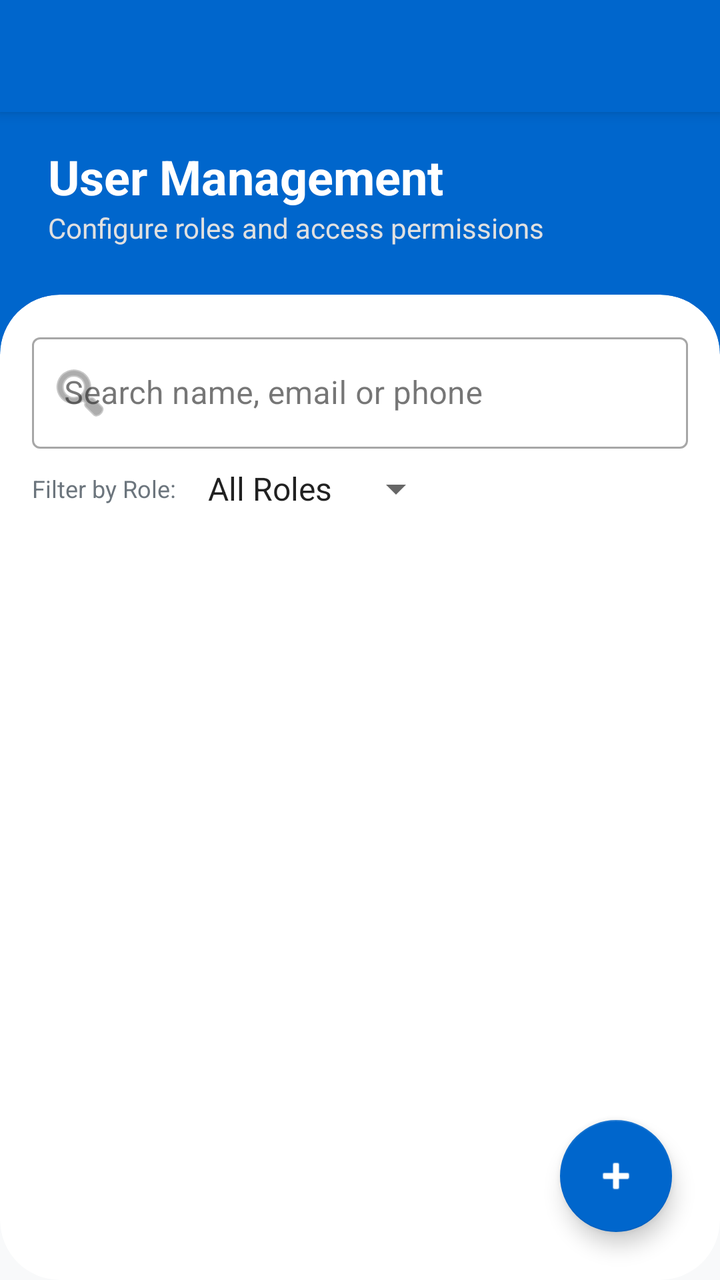
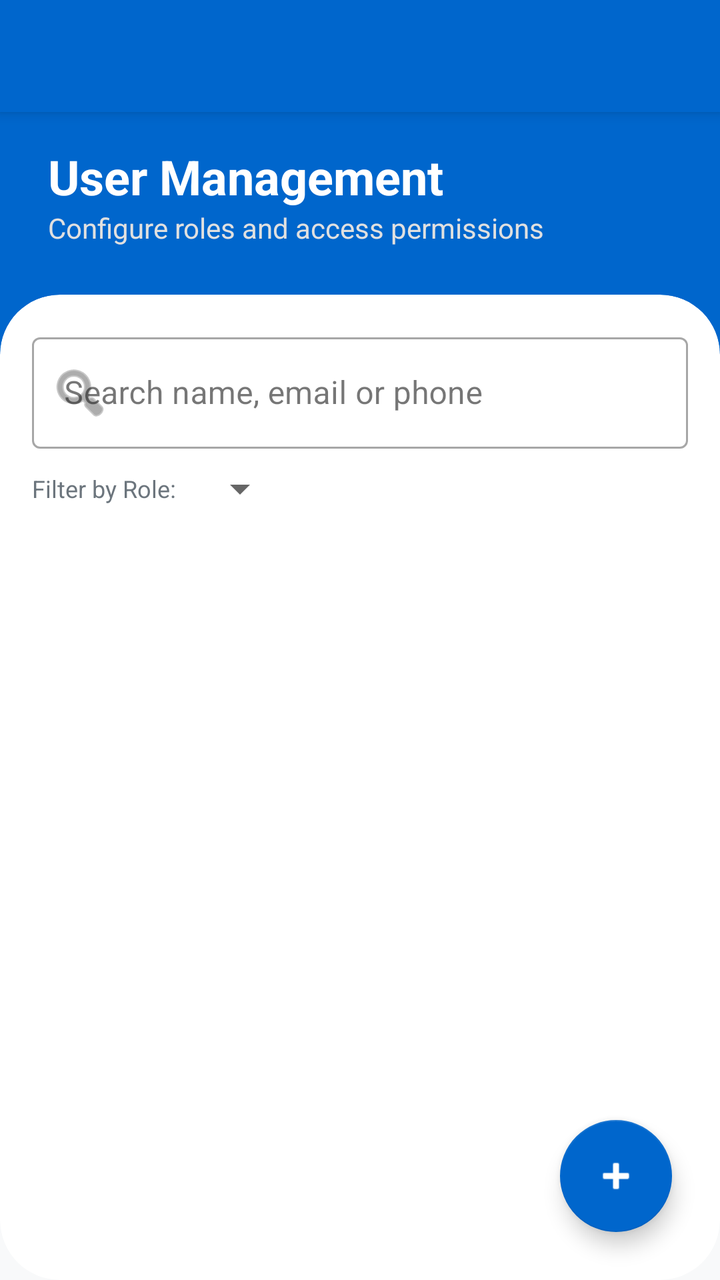

Two renders of the same Android screen: before a commit and after it. Below are the layout's source before the change and the commit's diff.
<!-- AndroidManifest.xml: application theme Theme.MediBook -->
<!-- res/layout/activity_manage_users.xml -->
<?xml version="1.0" encoding="utf-8"?>
<androidx.constraintlayout.widget.ConstraintLayout xmlns:android="http://schemas.android.com/apk/res/android"
    xmlns:app="http://schemas.android.com/apk/res-auto"
    android:layout_width="match_parent"
    android:layout_height="match_parent"
    android:background="@color/background_light">

    
    <View
        android:id="@+id/header_bg"
        android:layout_width="match_parent"
        android:layout_height="180dp"
        android:background="@color/primary_blue"
        app:layout_constraintTop_toTopOf="parent" />

    <include
        layout="@layout/toolbar_main"
        android:layout_width="0dp"
        android:layout_height="wrap_content"
        app:layout_constraintEnd_toEndOf="parent"
        app:layout_constraintStart_toStartOf="parent"
        app:layout_constraintTop_toTopOf="parent" />

    <TextView
        android:id="@+id/tv_title"
        android:layout_width="wrap_content"
        android:layout_height="wrap_content"
        android:layout_marginStart="24dp"
        android:layout_marginTop="16dp"
        android:text="User Management"
        android:textColor="@color/white"
        android:textSize="24sp"
        android:textStyle="bold"
        app:layout_constraintStart_toStartOf="parent"
        app:layout_constraintTop_toBottomOf="@id/toolbar" />

    <TextView
        android:id="@+id/tv_subtitle"
        android:layout_width="wrap_content"
        android:layout_height="wrap_content"
        android:layout_marginStart="24dp"
        android:text="Configure roles and access permissions"
        android:textColor="#E0E0E0"
        android:textSize="14sp"
        app:layout_constraintStart_toStartOf="parent"
        app:layout_constraintTop_toBottomOf="@id/tv_title" />

    
    <androidx.cardview.widget.CardView
        android:layout_width="match_parent"
        android:layout_height="0dp"
        android:layout_marginTop="24dp"
        app:cardCornerRadius="30dp"
        app:cardElevation="0dp"
        app:layout_constraintBottom_toBottomOf="parent"
        app:layout_constraintTop_toBottomOf="@id/tv_subtitle">

        <androidx.constraintlayout.widget.ConstraintLayout
            android:layout_width="match_parent"
            android:layout_height="match_parent"
            android:paddingTop="16dp">

            
            <LinearLayout
                android:id="@+id/filter_section"
                android:layout_width="match_parent"
                android:layout_height="wrap_content"
                android:orientation="vertical"
                android:paddingHorizontal="16dp"
                app:layout_constraintTop_toTopOf="parent">

                <com.google.android.material.textfield.TextInputLayout
                    android:id="@+id/search_layout"
                    style="@style/Widget.MaterialComponents.TextInputLayout.OutlinedBox"
                    android:layout_width="match_parent"
                    android:layout_height="wrap_content"
                    android:hint="Search name, email or phone"
                    app:startIconDrawable="@android:drawable/ic_menu_search">

                    <com.google.android.material.textfield.TextInputEditText
                        android:id="@+id/et_search"
                        android:layout_width="match_parent"
                        android:layout_height="wrap_content"
                        android:inputType="text" />
                </com.google.android.material.textfield.TextInputLayout>

                <LinearLayout
                    android:layout_width="match_parent"
                    android:layout_height="wrap_content"
                    android:layout_marginTop="8dp"
                    android:gravity="center_vertical"
                    android:orientation="horizontal">

                    <TextView
                        android:layout_width="wrap_content"
                        android:layout_height="wrap_content"
                        android:text="Filter by Role:"
                        android:textSize="12sp"
                        android:textColor="@color/text_secondary"/>

                    <Spinner
                        android:id="@+id/role_filter_spinner"
                        android:layout_width="wrap_content"
                        android:layout_height="wrap_content"
                        android:layout_marginStart="8dp"
                        android:entries="@array/user_role_filters" />
                </LinearLayout>

            </LinearLayout>

            <androidx.recyclerview.widget.RecyclerView
                android:id="@+id/users_recycler_view"
                android:layout_width="match_parent"
                android:layout_height="0dp"
                android:layout_marginTop="8dp"
                android:clipToPadding="false"
                android:paddingBottom="80dp"
                app:layout_constraintBottom_toBottomOf="parent"
                app:layout_constraintTop_toBottomOf="@id/filter_section" />

            <LinearLayout
                android:id="@+id/empty_view"
                android:layout_width="wrap_content"
                android:layout_height="wrap_content"
                android:gravity="center"
                android:orientation="vertical"
                android:visibility="gone"
                app:layout_constraintBottom_toBottomOf="parent"
                app:layout_constraintEnd_toEndOf="parent"
                app:layout_constraintStart_toStartOf="parent"
                app:layout_constraintTop_toTopOf="parent">

                <ImageView
                    android:layout_width="120dp"
                    android:layout_height="120dp"
                    android:alpha="0.2"
                    android:src="@drawable/ic_patient" />

                <TextView
                    android:layout_width="wrap_content"
                    android:layout_height="wrap_content"
                    android:layout_marginTop="16dp"
                    android:alpha="0.5"
                    android:text="No users found"
                    android:textSize="16sp" />
            </LinearLayout>

            <ProgressBar
                android:id="@+id/loading_progress"
                android:layout_width="wrap_content"
                android:layout_height="wrap_content"
                android:visibility="gone"
                app:layout_constraintBottom_toBottomOf="parent"
                app:layout_constraintEnd_toEndOf="parent"
                app:layout_constraintStart_toStartOf="parent"
                app:layout_constraintTop_toTopOf="parent" />

        </androidx.constraintlayout.widget.ConstraintLayout>

    </androidx.cardview.widget.CardView>

    <com.google.android.material.floatingactionbutton.FloatingActionButton
        android:id="@+id/fab_add_user"
        android:layout_width="wrap_content"
        android:layout_height="wrap_content"
        android:layout_margin="24dp"
        android:src="@android:drawable/ic_input_add"
        app:layout_constraintBottom_toBottomOf="parent"
        app:layout_constraintEnd_toEndOf="parent"
        app:tint="@color/white"
        app:backgroundTint="@color/primary_blue" />

</androidx.constraintlayout.widget.ConstraintLayout>
<!-- res/layout/toolbar_main.xml (included above) -->
<?xml version="1.0" encoding="utf-8"?>
<androidx.appcompat.widget.Toolbar xmlns:android="http://schemas.android.com/apk/res/android"
    xmlns:app="http://schemas.android.com/apk/res-auto"
    android:id="@+id/toolbar"
    android:layout_width="match_parent"
    android:layout_height="?attr/actionBarSize"
    android:background="@color/primary_blue"
    android:elevation="4dp"
    android:theme="@style/ThemeOverlay.AppCompat.Dark.ActionBar"
    app:popupTheme="@style/ThemeOverlay.AppCompat.Light"
    app:titleTextColor="@color/white" />
<!-- resources referenced by this layout -->
<resources>
  <string-array name="user_role_filters">
      <item>All Roles</item>
      <item>Admin</item>
      <item>Doctor</item>
      <item>Patient</item>
    </string-array>
  <color name="background_light">#F8F9FA</color>
  <color name="primary_blue">#0066CC</color>
  <color name="text_secondary">#6C757D</color>
  <color name="white">#FFFFFFFF</color>
  <!-- drawable ic_patient (drawable) -->
  <vector xmlns:android="http://schemas.android.com/apk/res/android"
      android:width="24dp"
      android:height="24dp"
      android:viewportWidth="24"
      android:viewportHeight="24">
      <path
          android:fillColor="#000000"
          android:pathData="M12,12c2.21,0 4,-1.79 4,-4s-1.79,-4 -4,-4 -4,1.79 -4,4 1.79,4 4,4zM12,14c-2.67,0 -8,1.34 -8,4v2h16v-2c0,-2.66 -5.33,-4 -8,-4z" />
  </vector>
  <style name="Theme.MediBook" parent="Theme.MaterialComponents.Light.NoActionBar">
          
          <item name="colorPrimary">@color/primary_blue</item>
          <item name="colorPrimaryVariant">@color/primary_dark</item>
          <item name="colorOnPrimary">@color/white</item>
          
          
          <item name="colorSecondary">@color/teal_200</item>
          <item name="colorSecondaryVariant">@color/teal_700</item>
          <item name="colorOnSecondary">@color/black</item>
          
          
          <item name="android:statusBarColor">@color/primary_dark</item>
          <item name="android:windowLightStatusBar" tools:targetApi="m">true</item>
          
          
          <item name="android:windowBackground">@color/background_light</item>
          <item name="colorSurface">@color/surface</item>
          <item name="colorOnSurface">@color/text_dark</item>
      </style>
  <color name="primary_dark">#004C99</color>
  <color name="teal_200">#FF03DAC5</color>
  <color name="teal_700">#FF018786</color>
  <color name="black">#FF000000</color>
  <color name="surface">#FFFFFF</color>
  <color name="text_dark">#1A1A1A</color>
</resources>

<!-- the commit's change to res/layout/activity_manage_users.xml (unified diff, before → after) -->
@@ -1,174 +1,53 @@
 <?xml version="1.0" encoding="utf-8"?>
-<androidx.constraintlayout.widget.ConstraintLayout xmlns:android="http://schemas.android.com/apk/res/android"
-    xmlns:app="http://schemas.android.com/apk/res-auto"
-    android:layout_width="match_parent"
-    android:layout_height="match_parent"
-    android:background="@color/background_light">
+<androidx.constraintlayout.widget.ConstraintLayout xmlns:android="http://schemas.android.com/apk/res/android" xmlns:app="http://schemas.android.com/apk/res-auto" android:layout_width="match_parent" android:layout_height="match_parent" android:background="@color/background_light">
 
-    
-    <View
-        android:id="@+id/header_bg"
-        android:layout_width="match_parent"
-        android:layout_height="180dp"
-        android:background="@color/primary_blue"
-        app:layout_constraintTop_toTopOf="parent" />
+  
+  <View android:id="@+id/header_bg" android:layout_width="match_parent" android:layout_height="180dp" android:background="@color/primary_blue" app:layout_constraintTop_toTopOf="parent" />
 
-    <include
-        layout="@layout/toolbar_main"
-        android:layout_width="0dp"
-        android:layout_height="wrap_content"
-        app:layout_constraintEnd_toEndOf="parent"
-        app:layout_constraintStart_toStartOf="parent"
-        app:layout_constraintTop_toTopOf="parent" />
+  <include layout="@layout/toolbar_main" android:layout_width="0dp" android:layout_height="wrap_content" app:layout_constraintEnd_toEndOf="parent" app:layout_constraintStart_toStartOf="parent" app:layout_constraintTop_toTopOf="parent" />
 
-    <TextView
-        android:id="@+id/tv_title"
-        android:layout_width="wrap_content"
-        android:layout_height="wrap_content"
-        android:layout_marginStart="24dp"
-        android:layout_marginTop="16dp"
-        android:text="User Management"
-        android:textColor="@color/white"
-        android:textSize="24sp"
-        android:textStyle="bold"
-        app:layout_constraintStart_toStartOf="parent"
-        app:layout_constraintTop_toBottomOf="@id/toolbar" />
+  <TextView android:id="@+id/tv_title" android:layout_width="wrap_content" android:layout_height="wrap_content" android:layout_marginStart="24dp" android:layout_marginTop="16dp" android:text="User Management" android:textColor="@color/white" android:textSize="24sp" android:textStyle="bold" app:layout_constraintStart_toStartOf="parent" app:layout_constraintTop_toBottomOf="@id/toolbar" />
 
-    <TextView
-        android:id="@+id/tv_subtitle"
-        android:layout_width="wrap_content"
-        android:layout_height="wrap_content"
-        android:layout_marginStart="24dp"
-        android:text="Configure roles and access permissions"
-        android:textColor="#E0E0E0"
-        android:textSize="14sp"
-        app:layout_constraintStart_toStartOf="parent"
-        app:layout_constraintTop_toBottomOf="@id/tv_title" />
+  <TextView android:id="@+id/tv_subtitle" android:layout_width="wrap_content" android:layout_height="wrap_content" android:layout_marginStart="24dp" android:text="Configure roles and access permissions" android:textColor="#E0E0E0" android:textSize="14sp" app:layout_constraintStart_toStartOf="parent" app:layout_constraintTop_toBottomOf="@id/tv_title" />
 
-    
-    <androidx.cardview.widget.CardView
-        android:layout_width="match_parent"
-        android:layout_height="0dp"
-        android:layout_marginTop="24dp"
-        app:cardCornerRadius="30dp"
-        app:cardElevation="0dp"
-        app:layout_constraintBottom_toBottomOf="parent"
-        app:layout_constraintTop_toBottomOf="@id/tv_subtitle">
+  
+  <androidx.cardview.widget.CardView android:layout_width="match_parent" android:layout_height="0dp" android:layout_marginTop="24dp" app:cardCornerRadius="30dp" app:cardElevation="0dp" app:layout_constraintBottom_toBottomOf="parent" app:layout_constraintTop_toBottomOf="@id/tv_subtitle">
 
-        <androidx.constraintlayout.widget.ConstraintLayout
-            android:layout_width="match_parent"
-            android:layout_height="match_parent"
-            android:paddingTop="16dp">
+    <androidx.constraintlayout.widget.ConstraintLayout android:layout_width="match_parent" android:layout_height="match_parent" android:paddingTop="16dp">
 
-            
-            <LinearLayout
-                android:id="@+id/filter_section"
-                android:layout_width="match_parent"
-                android:layout_height="wrap_content"
-                android:orientation="vertical"
-                android:paddingHorizontal="16dp"
-                app:layout_constraintTop_toTopOf="parent">
+      
+      <LinearLayout android:id="@+id/filter_section" android:layout_width="match_parent" android:layout_height="wrap_content" android:orientation="vertical" android:paddingHorizontal="16dp" app:layout_constraintTop_toTopOf="parent">
 
-                <com.google.android.material.textfield.TextInputLayout
-                    android:id="@+id/search_layout"
-                    style="@style/Widget.MaterialComponents.TextInputLayout.OutlinedBox"
-                    android:layout_width="match_parent"
-                    android:layout_height="wrap_content"
-                    android:hint="Search name, email or phone"
-                    app:startIconDrawable="@android:drawable/ic_menu_search">
+        <com.google.android.material.textfield.TextInputLayout android:id="@+id/search_layout" style="@style/Widget.MaterialComponents.TextInputLayout.OutlinedBox" android:layout_width="match_parent" android:layout_height="wrap_content" android:hint="Search name, email or phone" app:startIconDrawable="@android:drawable/ic_menu_search">
 
-                    <com.google.android.material.textfield.TextInputEditText
-                        android:id="@+id/et_search"
-                        android:layout_width="match_parent"
-                        android:layout_height="wrap_content"
-                        android:inputType="text" />
-                </com.google.android.material.textfield.TextInputLayout>
+          <com.google.android.material.textfield.TextInputEditText android:id="@+id/et_search" android:layout_width="match_parent" android:layout_height="wrap_content" android:inputType="text" />
+        </com.google.android.material.textfield.TextInputLayout>
 
-                <LinearLayout
-                    android:layout_width="match_parent"
-                    android:layout_height="wrap_content"
-                    android:layout_marginTop="8dp"
-                    android:gravity="center_vertical"
-                    android:orientation="horizontal">
+        <LinearLayout android:layout_width="match_parent" android:layout_height="wrap_content" android:layout_marginTop="8dp" android:gravity="center_vertical" android:orientation="horizontal">
 
-                    <TextView
-                        android:layout_width="wrap_content"
-                        android:layout_height="wrap_content"
-                        android:text="Filter by Role:"
-                        android:textSize="12sp"
-                        android:textColor="@color/text_secondary"/>
+          <TextView android:layout_width="wrap_content" android:layout_height="wrap_content" android:text="Filter by Role:" android:textSize="12sp" android:textColor="@color/text_secondary" />
 
-                    <Spinner
-                        android:id="@+id/role_filter_spinner"
-                        android:layout_width="wrap_content"
-                        android:layout_height="wrap_content"
-                        android:layout_marginStart="8dp"
-                        android:entries="@array/user_role_filters" />
-                </LinearLayout>
+          <Spinner android:id="@+id/role_filter_spinner" android:layout_width="wrap_content" android:layout_height="wrap_content" android:layout_marginStart="8dp" />
+        </LinearLayout>
 
-            </LinearLayout>
+      </LinearLayout>
 
-            <androidx.recyclerview.widget.RecyclerView
-                android:id="@+id/users_recycler_view"
-                android:layout_width="match_parent"
-                android:layout_height="0dp"
-                android:layout_marginTop="8dp"
-                android:clipToPadding="false"
-                android:paddingBottom="80dp"
-                app:layout_constraintBottom_toBottomOf="parent"
-                app:layout_constraintTop_toBottomOf="@id/filter_section" />
+      <androidx.recyclerview.widget.RecyclerView android:id="@+id/users_recycler_view" android:layout_width="match_parent" android:layout_height="0dp" android:layout_marginTop="8dp" android:clipToPadding="false" android:paddingBottom="80dp" app:layout_constraintBottom_toBottomOf="parent" app:layout_constraintTop_toBottomOf="@id/filter_section" />
 
-            <LinearLayout
-                android:id="@+id/empty_view"
-                android:layout_width="wrap_content"
-                android:layout_height="wrap_content"
-                android:gravity="center"
-                android:orientation="vertical"
-                android:visibility="gone"
-                app:layout_constraintBottom_toBottomOf="parent"
-                app:layout_constraintEnd_toEndOf="parent"
-                app:layout_constraintStart_toStartOf="parent"
-                app:layout_constraintTop_toTopOf="parent">
+      <LinearLayout android:id="@+id/empty_view" android:layout_width="wrap_content" android:layout_height="wrap_content" android:gravity="center" android:orientation="vertical" android:visibility="gone" app:layout_constraintBottom_toBottomOf="parent" app:layout_constraintEnd_toEndOf="parent" app:layout_constraintStart_toStartOf="parent" app:layout_constraintTop_toTopOf="parent">
 
-                <ImageView
-                    android:layout_width="120dp"
-                    android:layout_height="120dp"
-                    android:alpha="0.2"
-                    android:src="@drawable/ic_patient" />
+        <ImageView android:layout_width="120dp" android:layout_height="120dp" android:alpha="0.2" android:src="@drawable/ic_patient" />
 
-                <TextView
-                    android:layout_width="wrap_content"
-                    android:layout_height="wrap_content"
-                    android:layout_marginTop="16dp"
-                    android:alpha="0.5"
-                    android:text="No users found"
-                    android:textSize="16sp" />
-            </LinearLayout>
+        <TextView android:layout_width="wrap_content" android:layout_height="wrap_content" android:layout_marginTop="16dp" android:alpha="0.5" android:text="No users found" android:textSize="16sp" />
+      </LinearLayout>
 
-            <ProgressBar
-                android:id="@+id/loading_progress"
-                android:layout_width="wrap_content"
-                android:layout_height="wrap_content"
-                android:visibility="gone"
-                app:layout_constraintBottom_toBottomOf="parent"
-                app:layout_constraintEnd_toEndOf="parent"
-                app:layout_constraintStart_toStartOf="parent"
-                app:layout_constraintTop_toTopOf="parent" />
+      <ProgressBar android:id="@+id/loading_progress" android:layout_width="wrap_content" android:layout_height="wrap_content" android:visibility="gone" app:layout_constraintBottom_toBottomOf="parent" app:layout_constraintEnd_toEndOf="parent" app:layout_constraintStart_toStartOf="parent" app:layout_constraintTop_toTopOf="parent" />
 
-        </androidx.constraintlayout.widget.ConstraintLayout>
+    </androidx.constraintlayout.widget.ConstraintLayout>
 
-    </androidx.cardview.widget.CardView>
+  </androidx.cardview.widget.CardView>
 
-    <com.google.android.material.floatingactionbutton.FloatingActionButton
-        android:id="@+id/fab_add_user"
-        android:layout_width="wrap_content"
-        android:layout_height="wrap_content"
-        android:layout_margin="24dp"
-        android:src="@android:drawable/ic_input_add"
-        app:layout_constraintBottom_toBottomOf="parent"
-        app:layout_constraintEnd_toEndOf="parent"
-        app:tint="@color/white"
-        app:backgroundTint="@color/primary_blue" />
+  <com.google.android.material.floatingactionbutton.FloatingActionButton android:id="@+id/fab_add_user" android:layout_width="wrap_content" android:layout_height="wrap_content" android:layout_margin="24dp" android:src="@android:drawable/ic_input_add" app:layout_constraintBottom_toBottomOf="parent" app:layout_constraintEnd_toEndOf="parent" app:tint="@color/white" app:backgroundTint="@color/primary_blue" />
 
 </androidx.constraintlayout.widget.ConstraintLayout>
 <!-- res/layout/toolbar_main.xml (included above) -->
<!-- resource entries referenced after the edit -->
@@ -1,11 +1,5 @@
 <!-- resources referenced by this layout -->
 <resources>
-  <string-array name="user_role_filters">
-      <item>All Roles</item>
-      <item>Admin</item>
-      <item>Doctor</item>
-      <item>Patient</item>
-    </string-array>
   <color name="background_light">#F8F9FA</color>
   <color name="primary_blue">#0066CC</color>
   <color name="text_secondary">#6C757D</color>
